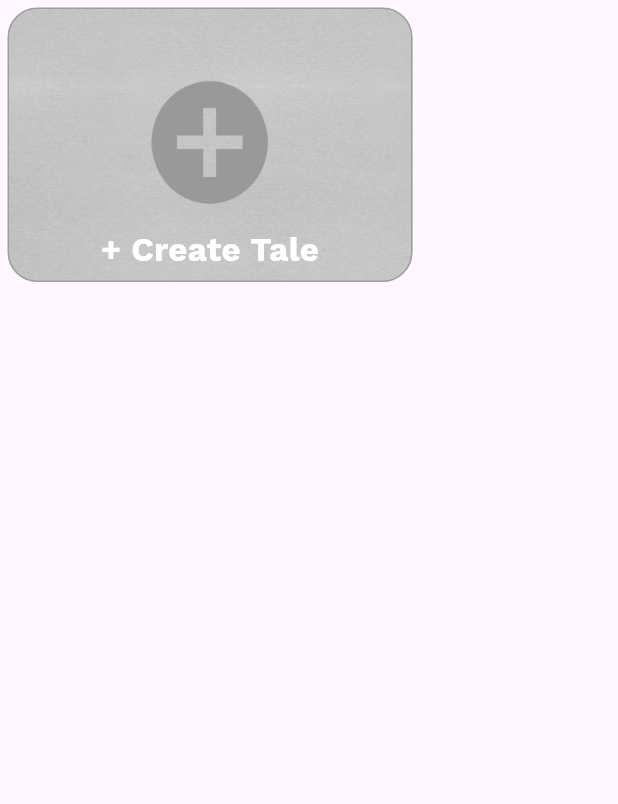
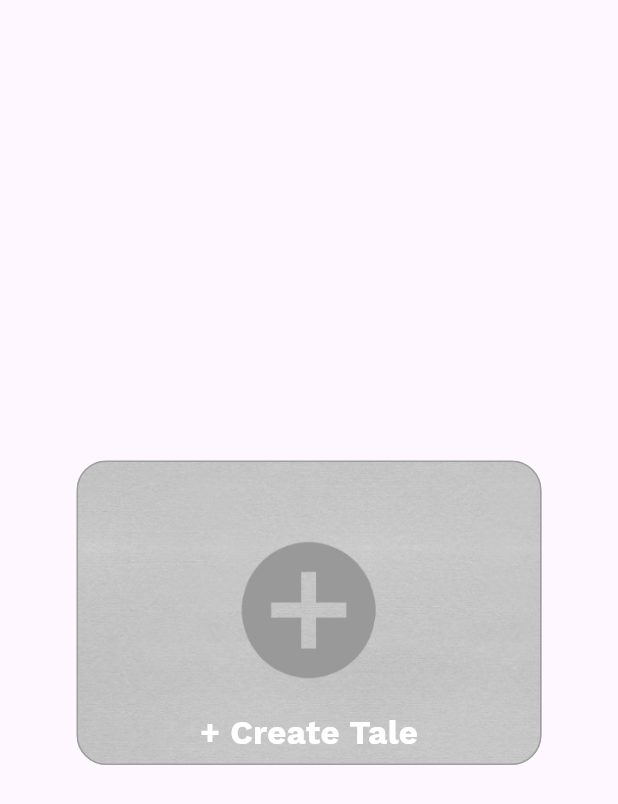
Before and after one commit to SadraMoghadam/TripTales, a Flutter app: the CustomTale widget shown alone on an empty page, opened directly, on a phone screen of 412 x 824 dp. Shown: the top 804 px of the screen. Run offline on Flutter 3.47's test engine with Material 3 defaults, Android fonts, the phone set to English and light mode, and no system bars; our stand-ins replace firebase_core, image_cropper, image_picker, lottie, video_player; missing offline and left inert: matrix_gesture_detector; accounts and stored records are empty.

Commit message:
Minor changes (text color and position of the tale cards)

```diff
--- a/lib/main.dart
+++ b/lib/main.dart
@@ -3,6 +3,7 @@ import 'package:firebase_core/firebase_core.dart';
 import 'package:trip_tales/src/pages/create_tale_page.dart';
 import 'package:trip_tales/src/pages/favorite_tales.dart';
 import 'package:trip_tales/src/pages/login.dart';
+import 'package:trip_tales/src/pages/profile.dart';
 import 'package:trip_tales/src/pages/register.dart';
 import 'package:trip_tales/src/pages/my_tales.dart';
 import 'package:trip_tales/src/pages/tale.dart';
@@ -38,8 +39,9 @@ class MyApp extends StatelessWidget {
         '/createTalePage': (context) => CreateTalePage(),
         '/talePage': (context) => TalePage(),
         '/favoriteTalesPage': (context) => FavoriteTales([]),
+        '/profilePage': (context) => ProfilePage(),
       },
-      initialRoute: '/talePage',
+      initialRoute: '/',
     );
   }
 }
--- a/lib/src/pages/Login.dart
+++ b/lib/src/pages/Login.dart
@@ -216,7 +216,11 @@ class _LoginPageState extends State<LoginPage> {
             alignment: MainAxisAlignment.spaceEvenly,
             children: <Widget>[
               CustomButton(
-                  height: 20, width: 200, text: "Login", onPressed: _submit)
+                  height: 20,
+                  width: 200,
+                  text: "Login",
+                  textColor: Colors.white,
+                  onPressed: _submit)
             ],
           ),
           TextButton(
--- a/lib/src/pages/home.dart
+++ b/lib/src/pages/home.dart
@@ -104,6 +104,7 @@ class HomePage extends StatelessWidget {
             alignment: MainAxisAlignment.spaceEvenly,
             children: <Widget>[
               CustomButton(
+                  textColor: Colors.white,
                   text: "Login",
                   onPressed: () =>
                       Navigator.pushReplacementNamed(context, '/loginPage'))
--- a/lib/src/pages/my_tales.dart
+++ b/lib/src/pages/my_tales.dart
@@ -27,11 +27,13 @@ class _MyTalesPage extends State<MyTalesPage> {
 
   Widget buildBody() {
     return Container(
+      /*
       decoration: const BoxDecoration(
           image: DecorationImage(
               image: AssetImage('assets/images/background_tale.jpg'),
               fit: BoxFit.cover,
               opacity: 0.3)),
+              */
       child: Column(
         mainAxisAlignment: MainAxisAlignment.start,
         crossAxisAlignment: CrossAxisAlignment.start,
--- a/lib/src/pages/profile.dart
+++ b/lib/src/pages/profile.dart
@@ -50,8 +50,8 @@ class _ProfilePageState extends State<ProfilePage> {
       MaterialPageRoute(
         builder: (context) => SetPhotoScreen(
           isImage: true,
-          contDef: true,
-          containerWidget: _profilePictureContainer(),
+          //contDef: true,
+          //containerWidget: _profilePictureContainer(),
         ),
       ),
     );
--- a/lib/src/pages/register.dart
+++ b/lib/src/pages/register.dart
@@ -298,6 +298,7 @@ class _RegisterPageState extends State<RegisterPage> {
           children: <Widget>[
             CustomButton(
               text: "Create Account",
+              textColor: Colors.white,
               onPressed: _submit,
             ),
           ],
--- a/lib/src/widgets/tale_card.dart
+++ b/lib/src/widgets/tale_card.dart
@@ -25,9 +25,11 @@ class _CustomTaleState extends State<CustomTale> {
   @override
   Widget build(BuildContext context) {
     return Container(
-      alignment: widget.talePos
+      alignment: Alignment.center,
+      /*widget.talePos
           ? AlignmentDirectional.topStart
           : AlignmentDirectional.topEnd,
+          */
       child: GestureDetector(
         onTap: () {
           Navigator.of(context).pushNamed('/createTalePage');
@@ -38,8 +40,8 @@ class _CustomTaleState extends State<CustomTale> {
           */
         },
         child: SizedBox(
-          width: 280,
-          height: 200,
+          width: 320,
+          height: 220,
           child: Stack(
             children: [
               Container(
```
Also changed, not shown: lib/src/widgets/menu_bar_tale.dart (+12 -9 lines), 4 other files.
